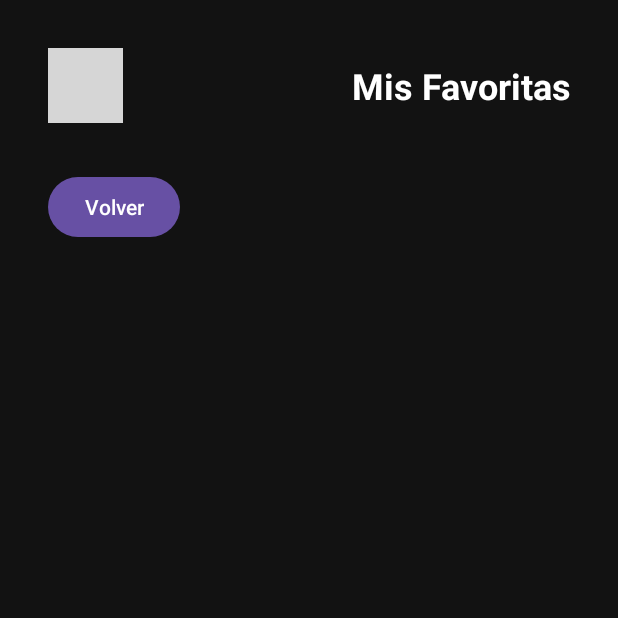
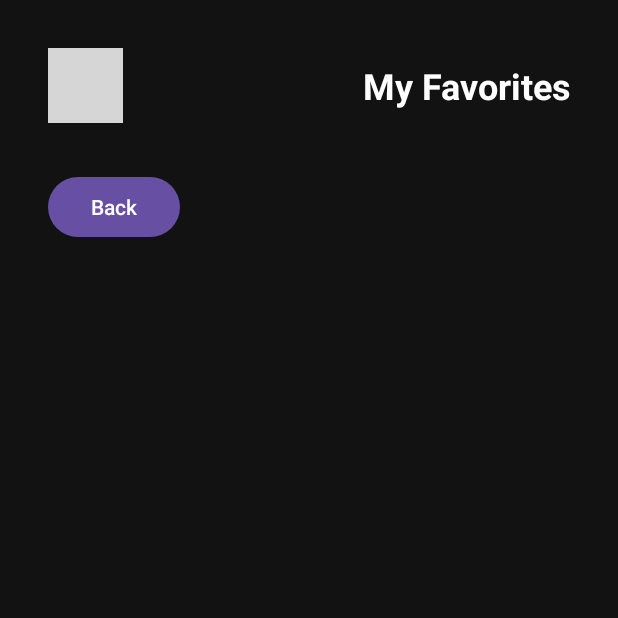
Before and after one commit to francedermaz/filmhub, an Android app: the MovieDetailActivity screen opened directly, with no data from a screen before it, on a phone screen of 412 x 824 dp, the top half of it. Run offline under Robolectric (Android 15) with nearby library versions, the phone set to English and light mode, and no system bars; pictures from the network do not load; grey boxes are pictures that could not be loaded.

Commit message:
feat: handle translations

```diff
--- a/app/src/main/java/com/example/filmhub/ui/MovieDetailActivity.java
+++ b/app/src/main/java/com/example/filmhub/ui/MovieDetailActivity.java
@@ -60,11 +60,11 @@ public class MovieDetailActivity extends AppCompatActivity {
         }
 
         if (releaseDate != null) {
-            textViewReleaseDate.setText("Fecha de lanzamiento: " + releaseDate);
+            textViewReleaseDate.setText(getString(R.string.release_date) + ": " + releaseDate);
         }
 
         if (voteAverage != null) {
-            textViewVoteAverage.setText("Calificación: " + voteAverage);
+            textViewVoteAverage.setText(getString(R.string.vote_average) + ": " + voteAverage);
         }
     }
 
--- a/app/src/main/res/layout/activity_main.xml
+++ b/app/src/main/res/layout/activity_main.xml
@@ -13,7 +13,7 @@
         android:layout_width="match_parent"
         android:layout_height="wrap_content"
         android:layout_below="@id/header_layout"
-        android:text="Las Películas del Momento"
+        android:text="@string/moment_films"
         android:textSize="24sp"
         android:textStyle="bold"
         android:gravity="center"
--- a/app/src/main/res/layout/activity_movie_detail.xml
+++ b/app/src/main/res/layout/activity_movie_detail.xml
@@ -12,7 +12,7 @@
         android:id="@+id/button_back"
         android:layout_width="wrap_content"
         android:layout_height="wrap_content"
-        android:text="Volver"
+        android:text="@string/back"
         android:layout_margin="16dp"/>
 
     <ImageView
--- a/app/src/main/res/layout/header_layout.xml
+++ b/app/src/main/res/layout/header_layout.xml
@@ -15,7 +15,7 @@
         android:scaleType="fitCenter"
         android:adjustViewBounds="true"
         android:maxHeight="50dp"
-        android:contentDescription="Filmhub"
+        android:contentDescription="@string/app_name"
         android:layout_marginEnd="8dp" />
 
     <TextView
@@ -23,7 +23,7 @@
         android:layout_width="0dp"
         android:layout_height="wrap_content"
         android:layout_weight="1"
-        android:text="Mis Favoritas"
+        android:text="@string/my_favorites"
         android:textSize="24sp"
         android:textStyle="bold"
         android:gravity="right" />
--- a/app/src/main/res/layout/item_movie.xml
+++ b/app/src/main/res/layout/item_movie.xml
@@ -10,13 +10,13 @@
         android:layout_width="match_parent"
         android:layout_height="200dp"
         android:scaleType="centerCrop"
-        android:contentDescription="Poster de la película" />
+        android:contentDescription="@string/poster_title" />
 
     <TextView
         android:id="@+id/text_view_title"
         android:layout_width="match_parent"
         android:layout_height="wrap_content"
-        android:text="Título de la Película"
+        android:text="@string/film_title"
         android:textSize="18sp"
         android:textStyle="bold"
         android:gravity="center_horizontal"
--- a/app/src/main/res/values/strings.xml
+++ b/app/src/main/res/values/strings.xml
@@ -1,3 +1,10 @@
 <resources>
     <string name="app_name">FilmHub</string>
+    <string name="moment_films">Current Movies</string>
+    <string name="my_favorites">My Favorites</string>
+    <string name="back">Back</string>
+    <string name="release_date">Release Date</string>
+    <string name="vote_average">Rating</string>
+    <string name="film_title">Movie Title</string>
+    <string name="poster_title">Movie Poster</string>
 </resources>
```
Also changed, not shown: 1 other file.
